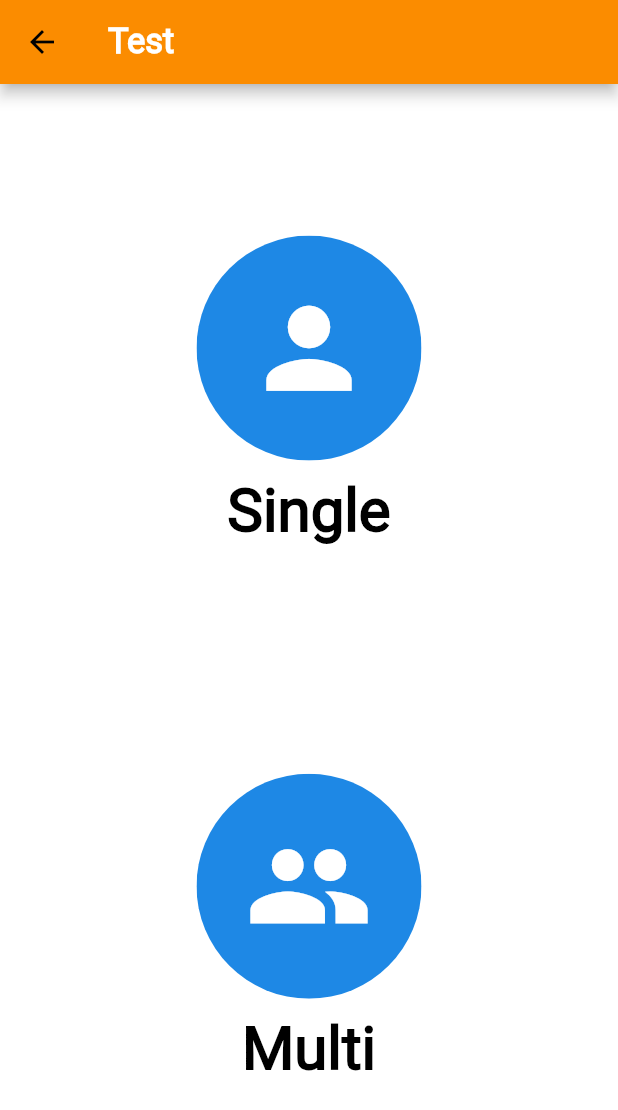
After one commit to tattuu/country_quiz, a Flutter app: the screen it shows after launch, after a tap on the "gamepad" icon, on a phone screen of 412 x 824 dp. The commit adds this screen. Shown: the top 1110 px of the screen. Run offline on Flutter 3.47's test engine with Material 2 defaults, Android fonts, the phone set to English and light mode, and no system bars.

Commit message:
テストページ内の選択画面を作成

```diff
--- a/lib/country_list.dart
+++ b/lib/country_list.dart
@@ -4,7 +4,6 @@ import 'dart:async';
 import 'package:country_quiz/create_one_country_column.dart';
 
 import 'package:country_quiz/fix_pub_lib/unicorndial_1.1.5_fix/unicorndial.dart';
-//import 'package:country_quiz/fix_pub_lib/country_pickers_1.1.0_fix/country_picker_dialog.dart';
 
 import 'package:country_quiz/fix_pub_lib/country_pickers_1.1.0_fix/countries.dart';
 import 'package:country_quiz/fix_pub_lib/country_pickers_1.1.0_fix/country.dart';
--- a/lib/searchDialog.dart
+++ b/lib/searchDialog.dart
@@ -4,8 +4,6 @@ import 'package:country_quiz/fix_pub_lib/country_pickers_1.1.0_fix/countries.dar
 import 'package:country_quiz/fix_pub_lib/country_pickers_1.1.0_fix/country.dart';
 import 'package:country_quiz/fix_pub_lib/country_pickers_1.1.0_fix/country_picker_dialog.dart';
 import 'package:country_quiz/fix_pub_lib/country_pickers_1.1.0_fix/utils/utils.dart';
-
-import 'package:country_quiz/country_list.dart';
 
 
 class MainSearchDialog extends StatefulWidget {
--- /dev/null
+++ b/lib/selectBattlePage.dart
@@ -0,0 +1,25 @@
+import 'package:flutter/material.dart';
+
+import 'package:country_quiz/twoButtonBasePage.dart';
+import 'package:country_quiz/country_list.dart';
+
+
+class SelectBattlePage extends StatelessWidget {
+  // トップページに関するウィジェット
+
+  @override
+  Widget build(BuildContext context) {
+    return TwoButtonBasePage(
+      title: 'Test',
+      firstButtonName: 'Single',
+      secondButtonName: 'Multi',
+      firstIconData: Icons.person,
+      secondIconData: Icons.people,
+      firstWidget: CountryList(),
+      secondWidget: CountryList(),
+      firstFontSize: 85.0,
+      secondFontSize: 85.0,
+      iconColor: Colors.blue[600],
+    );
+  }
+}
--- a/lib/top_page.dart
+++ b/lib/top_page.dart
@@ -1,76 +1,24 @@
 import 'package:flutter/material.dart';
 
+import 'package:country_quiz/twoButtonBasePage.dart';
 import 'package:country_quiz/country_list.dart';
+import 'package:country_quiz/selectBattlePage.dart';
 
 class TopPage extends StatelessWidget { // トップページに関するウィジェット
 
-  void _navigateToConverter(BuildContext context) { // 画面遷移に関するウィジェット(ナビゲーターで管理)
-    Navigator.of(context).push(MaterialPageRoute<Null>( // CountryListウィジェットに、画面を遷移させる
-      builder: (BuildContext context) {
-        return CountryList();
-      },
-    ));
-  }
-
-  Widget _iconLogo(BuildContext context, IconData icon) { // アイコンに関するウィジェット
-    return ClipRRect( // 円形に関するウィジェット
-      borderRadius: BorderRadius.circular(75.0), // 円形にする
-      child: Container(
-        height: 150,
-        width: 150,
-        color: Colors.tealAccent[700],
-        child: Center(
-          child: IconButton(
-            icon: Icon(icon),
-            color: Colors.white,
-            iconSize: 80,
-            onPressed: () => _navigateToConverter(context), // アイコンをクリックした場合の処理
-          ),
-        ),
-      ),
-    );
-  }
-
-  Widget _iconName(BuildContext context, String name) { // アイコン下の文字に関するウィジェット
-    return Text( // 文字に関するウィジェット
-      name,
-      style: TextStyle(
-        color: Colors.black,
-        fontSize: 40,
-        fontWeight: FontWeight.bold, // 太字
-      ),
-    );
-  }
-
   @override
   Widget build(BuildContext context) {
-    return Scaffold( // 足場に関するウィジェット
-      appBar: AppBar( // アップバーに関するウィジェット
-        title: Text(
-          'Country Quiz',
-          style: TextStyle(
-            color: Colors.white,
-            fontSize: 23,
-            fontWeight: FontWeight.bold
-          ),
-        ),
-      ),
-      body: Center(
-        child: Column( // 縦の行
-          mainAxisAlignment: MainAxisAlignment.spaceAround,
-          children: <Widget>[ // Spacer()は、空白の比率
-            Spacer(flex: 10),
-            _iconLogo(context, IconData(0xe800, fontFamily: 'Icon')), // 画像をアイコンとして生成して、iconLogoに渡す
-            Spacer(),
-            _iconName(context, 'List'), // アイコン下の文字に関する処理
-            Spacer(flex: 15),
-            _iconLogo(context, Icons.gamepad),
-            Spacer(),
-            _iconName(context, 'Test'),
-            Spacer(flex: 10),
-          ],
-        ),
-      ),
+    return TwoButtonBasePage(
+      title: 'Country Quiz',
+      firstButtonName: 'List',
+      secondButtonName: 'Test',
+      firstIconData: IconData(0xe800, fontFamily: 'Icon'),
+      secondIconData: Icons.gamepad,
+      firstWidget: CountryList(),
+      secondWidget: SelectBattlePage(),
+      firstFontSize: 80.0,
+      secondFontSize: 85.0,
+      iconColor: Colors.tealAccent[700],
     );
   }
 }
--- /dev/null
+++ b/lib/twoButtonBasePage.dart
@@ -0,0 +1,98 @@
+import 'package:flutter/material.dart';
+
+class TwoButtonBasePage extends StatelessWidget {
+  final String title;
+  final String firstButtonName;
+  final String secondButtonName;
+  final IconData firstIconData;
+  final IconData secondIconData;
+  final Widget firstWidget;
+  final Widget secondWidget;
+  final double firstFontSize;
+  final double secondFontSize;
+  final Color iconColor;
+
+
+  TwoButtonBasePage({
+    this.title,
+    this.firstButtonName,
+    this.secondButtonName,
+    this.firstIconData,
+    this.secondIconData,
+    this.firstWidget,
+    this.secondWidget,
+    this.firstFontSize,
+    this.secondFontSize,
+    this.iconColor,
+  });
+
+  void _navigateToConverter(BuildContext context, Widget widget) { // 画面遷移に関するウィジェット(ナビゲーターで管理)
+    Navigator.of(context).push(MaterialPageRoute( // CountryListウィジェットに、画面を遷移させる
+      builder: (BuildContext context) {
+        return widget;
+      },
+    ));
+  }
+
+  Widget _iconLogo(BuildContext context, IconData icon, Widget widget, double fontSize, Color iconColor) { // アイコンに関するウィジェット
+    return ClipRRect( // 円形に関するウィジェット
+      borderRadius: BorderRadius.circular(75.0), // 円形にする
+      child: Container(
+        height: 150,
+        width: 150,
+        color: iconColor,
+        child: Center(
+          child: IconButton(
+            icon: Icon(icon),
+            color: Colors.white,
+            iconSize: fontSize,
+            onPressed: () => _navigateToConverter(context, widget), // アイコンをクリックした場合の処理
+          ),
+        ),
+      ),
+    );
+  }
+
+  Widget _iconName(BuildContext context, String name) { // アイコン下の文字に関するウィジェット
+    return Text( // 文字に関するウィジェット
+      name,
+      style: TextStyle(
+        color: Colors.black,
+        fontSize: 40,
+        fontWeight: FontWeight.bold, // 太字
+      ),
+    );
+  }
+
+  @override
+  Widget build(BuildContext context) {
+    return Scaffold( // 足場に関するウィジェット
+      appBar: AppBar( // アップバーに関するウィジェット
+        title: Text(
+          title,
+          style: TextStyle(
+              color: Colors.white,
+              fontSize: 23,
+              fontWeight: FontWeight.bold
+          ),
+        ),
+      ),
+      body: Center(
+        child: Column( // 縦の行
+          mainAxisAlignment: MainAxisAlignment.spaceAround,
+          children: <Widget>[ // Spacer()は、空白の比率
+            Spacer(flex: 10),
+            _iconLogo(context, firstIconData, firstWidget, firstFontSize, iconColor), // 画像をアイコンとして生成して、iconLogoに渡す
+            Spacer(),
+            _iconName(context, firstButtonName), // アイコン下の文字に関する処理
+            Spacer(flex: 15),
+            _iconLogo(context, secondIconData, secondWidget, secondFontSize, iconColor),
+            Spacer(),
+            _iconName(context, secondButtonName),
+            Spacer(flex: 10),
+          ],
+        ),
+      ),
+    );
+  }
+}
```
Also changed, not shown: lib/converter_route.dart (deleted, +0 -109 lines), lib/unit.dart (deleted, +0 -19 lines).
